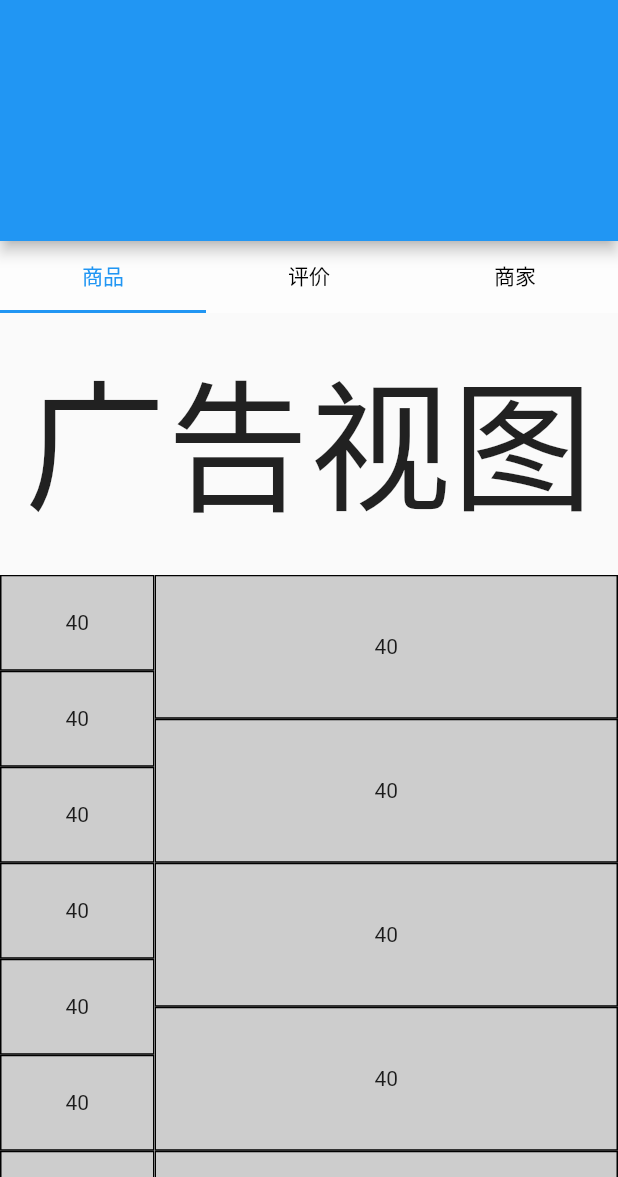
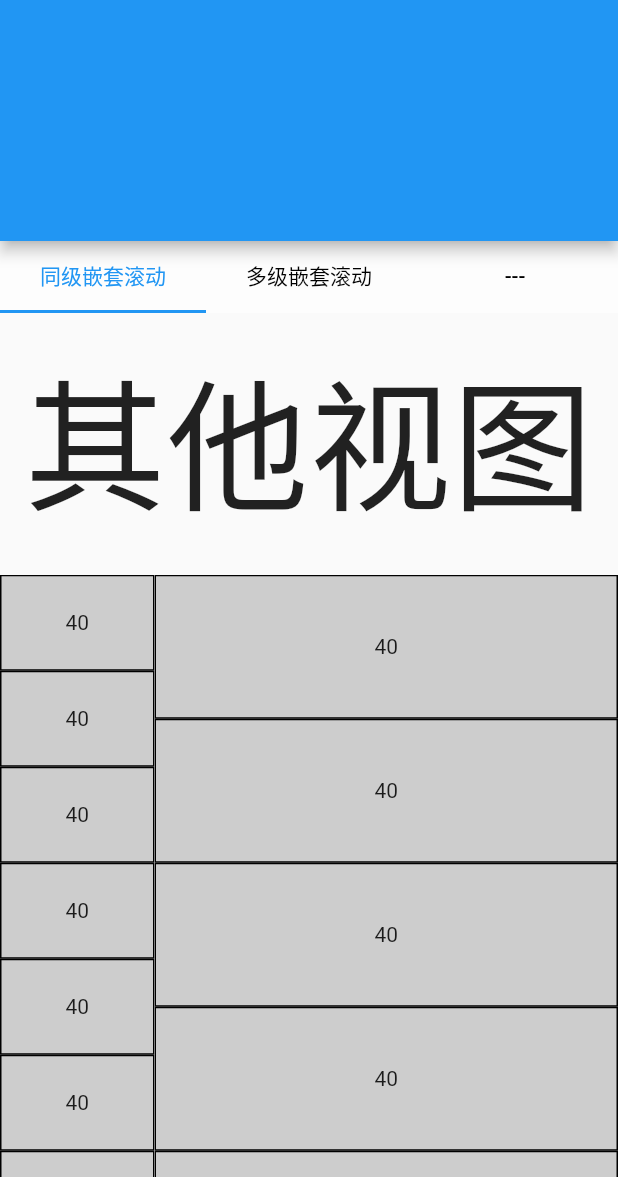
Before and after one commit to Y2Yi/multi_sliver_compat, a Flutter app: the screen it shows after launch, on a phone screen of 412 x 824 dp, the part 59-1236 px from its top. Run offline on Flutter 3.47's test engine with Material 2 defaults, Android fonts, the phone set to English and light mode, and no system bars.

Commit message:
feat: tag名称修改

```diff
--- a/lib/main.dart
+++ b/lib/main.dart
@@ -98,13 +98,13 @@ class _SliverCompatBizWidgetState extends State<SliverCompatBizWidget>
   List<Tab> _implementTabs() {
     return [
       const Tab(
-        text: "商品",
+        text: "同级嵌套滚动",
       ),
       const Tab(
-        text: "评价",
+        text: "多级嵌套滚动",
       ),
       const Tab(
-        text: "商家",
+        text: "---",
       ),
     ];
   }
@@ -117,7 +117,7 @@ class _SliverCompatBizWidgetState extends State<SliverCompatBizWidget>
               child: Padding(
                 padding: EdgeInsets.all(16),
                 child: FittedBox(
-                  child: Text("广告视图"),
+                  child: Text("其他视图"),
                 ),
               ),
             ),
```
Also changed, not shown: pubspec.lock.
